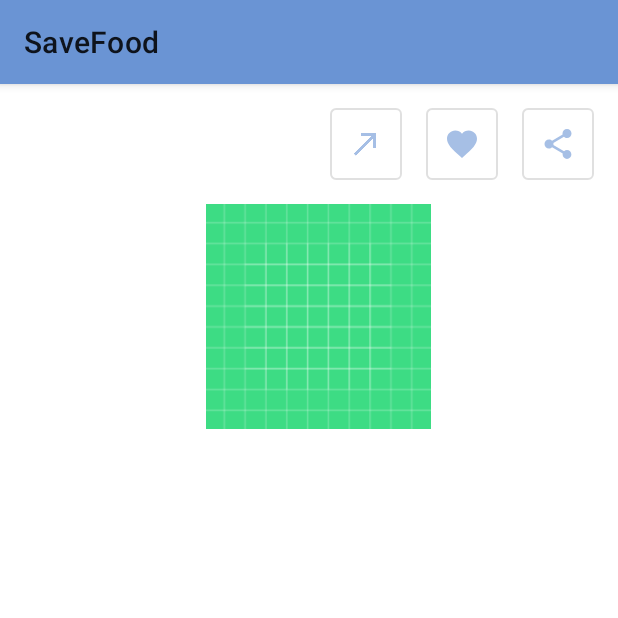
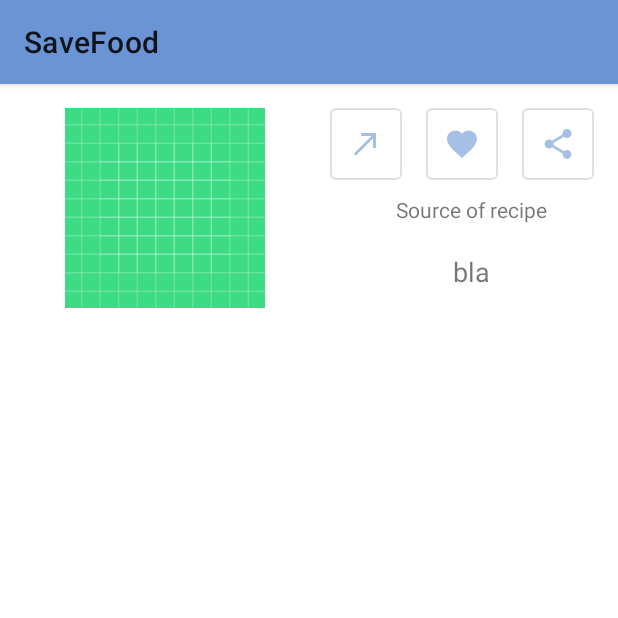
Before and after one commit to RobbeElsermans/SaveTheFood, an Android app: the SingleRecipeActivity screen opened directly, with no data from a screen before it, on a phone screen of 412 x 824 dp, the top half of it. Run offline under Robolectric (Android 15) with nearby library versions, the light colour scheme and no system bars; pictures from the network do not load; 5 statements that could not run were skipped.

Commit message:
toevoeging meer info in single recipe

```diff
--- a/app/src/main/java/com/example/savethefood/Recipe/SingleRecipeActivity.java
+++ b/app/src/main/java/com/example/savethefood/Recipe/SingleRecipeActivity.java
@@ -1,11 +1,15 @@
 package com.example.savethefood.Recipe;
 
-import androidx.appcompat.app.AppCompatActivity;
-
+import android.content.Intent;
+import android.net.Uri;
 import android.os.Bundle;
 import android.util.Log;
 import android.view.View;
 import android.widget.ImageView;
+import android.widget.TextView;
+import android.widget.Toast;
+
+import androidx.appcompat.app.AppCompatActivity;
 
 import com.bumptech.glide.Glide;
 import com.example.savethefood.R;
@@ -15,34 +19,51 @@ public class SingleRecipeActivity extends AppCompatActivity {
     public final static String EXTRA_Single_Recipe = "com.example.SingleRecipeActivity.SingleRecipe";
 
     private ImageView mRecipeImage;
+    private TextView mSourceRecipe;
 
+    private Recipe mRecipe;
 
     @Override
     protected void onCreate(Bundle savedInstanceState) {
         super.onCreate(savedInstanceState);
         setContentView(R.layout.activity_single_recipe);
 
+        receiveIntent();
+
+        Log.d(String.valueOf(this), mRecipe.getLabel());
+
+        createContent();
+    }
+
+    private void receiveIntent() {
         Bundle bundle = getIntent().getExtras();
-        Recipe  recipe = bundle.getParcelable(EXTRA_Single_Recipe);
+        mRecipe = bundle.getParcelable(EXTRA_Single_Recipe);
+    }
 
-        Log.d(String.valueOf(this), recipe.getLabel());
-
-        this.setTitle(recipe.getLabel());
+    private void createContent() {
+        this.setTitle(mRecipe.getLabel());
 
         mRecipeImage = findViewById(R.id.imageView_recipe_image);
+        mSourceRecipe = findViewById(R.id.textView_source_of_recipe);
 
-
-        Glide.with(this).load(recipe.getImage()).into(mRecipeImage);
-
-
-
-
+        Glide.with(this).load(mRecipe.getImage()).into(mRecipeImage);
+        mSourceRecipe.setText(mRecipe.getSource());
     }
 
     public void goToWebsite(View view) {
-
+        String url = mRecipe.getWebsiteUrl();
+        Uri page = Uri.parse(url);
+        Intent send = new Intent(Intent.ACTION_VIEW, page);
+        if (send.resolveActivity(getPackageManager()) != null) {
+            startActivity(send);
+        } else {
+            Toast.makeText(this, "No valid browser found!", Toast.LENGTH_SHORT).show();
+        }
     }
 
     public void addToFavorites(View view) {
     }
+
+    public void share(View view) {
+    }
 }
--- a/app/src/main/res/layout/activity_single_recipe.xml
+++ b/app/src/main/res/layout/activity_single_recipe.xml
@@ -9,13 +9,12 @@
 
     <ImageView
         android:id="@+id/imageView_recipe_image"
-        android:layout_width="400dp"
-        android:layout_height="150dp"
+        android:layout_width="213dp"
+        android:layout_height="133dp"
         android:layout_marginTop="16dp"
-        app:layout_constraintEnd_toEndOf="parent"
-        app:layout_constraintHorizontal_bias="1.0"
+        app:layout_constraintEnd_toStartOf="@+id/button3"
         app:layout_constraintStart_toStartOf="parent"
-        app:layout_constraintTop_toBottomOf="@+id/button3"
+        app:layout_constraintTop_toTopOf="parent"
         app:srcCompat="@drawable/ic_launcher_background" />
 
     <Button
@@ -25,6 +24,7 @@
         android:layout_height="wrap_content"
         android:layout_marginTop="16dp"
         android:layout_marginEnd="16dp"
+        android:onClick="goToWebsite"
         app:icon="@drawable/icon_website"
         app:layout_constraintEnd_toStartOf="@+id/button2"
         app:layout_constraintTop_toTopOf="parent" />
@@ -36,6 +36,7 @@
         android:layout_height="wrap_content"
         android:layout_marginTop="16dp"
         android:layout_marginEnd="16dp"
+        android:onClick="addToFavorites"
         app:icon="@drawable/icon_favorite"
         app:layout_constraintEnd_toStartOf="@+id/button"
         app:layout_constraintTop_toTopOf="parent" />
@@ -47,9 +48,35 @@
         android:layout_height="wrap_content"
         android:layout_marginTop="16dp"
         android:layout_marginEnd="16dp"
+        android:onClick="share"
         app:icon="@drawable/icon_share"
         app:layout_constraintEnd_toEndOf="parent"
         app:layout_constraintTop_toTopOf="parent" />
 
+    <TextView
+        android:id="@+id/textView_source_of_recipe"
+        android:layout_width="0dp"
+        android:layout_height="47dp"
+        android:layout_marginStart="16dp"
+        android:layout_marginTop="8dp"
+        android:layout_marginEnd="16dp"
+        android:gravity="center"
+        android:text="bla"
+        android:textSize="18dp"
+        app:layout_constraintEnd_toEndOf="parent"
+        app:layout_constraintHorizontal_bias="1.0"
+        app:layout_constraintStart_toEndOf="@+id/imageView_recipe_image"
+        app:layout_constraintTop_toBottomOf="@+id/textView2" />
+
+    <TextView
+        android:id="@+id/textView2"
+        android:layout_width="wrap_content"
+        android:layout_height="wrap_content"
+        android:layout_marginTop="10dp"
+        android:text="@string/source_of_recipe"
+        app:layout_constraintEnd_toEndOf="parent"
+        app:layout_constraintStart_toEndOf="@+id/imageView_recipe_image"
+        app:layout_constraintTop_toBottomOf="@+id/button2" />
+
 
 </androidx.constraintlayout.widget.ConstraintLayout>
--- a/app/src/main/res/values/strings.xml
+++ b/app/src/main/res/values/strings.xml
@@ -10,4 +10,5 @@
     <string name="btn_search">search</string>
     <string name="recipe_search_hint">Enter a product</string>
     <string name="Initial_Text_Product_Name">retreiving data from Database</string>
+    <string name="source_of_recipe">Source of recipe</string>
 </resources>
```
Also changed, not shown: app/src/main/java/com/example/savethefood/Recipe/Model/Recipe.java (+9 -5 lines).
